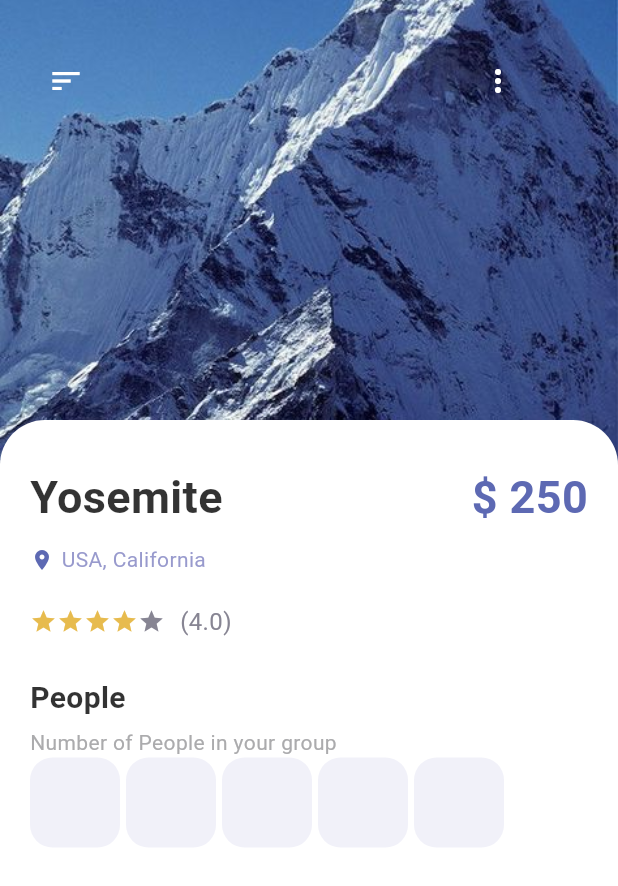
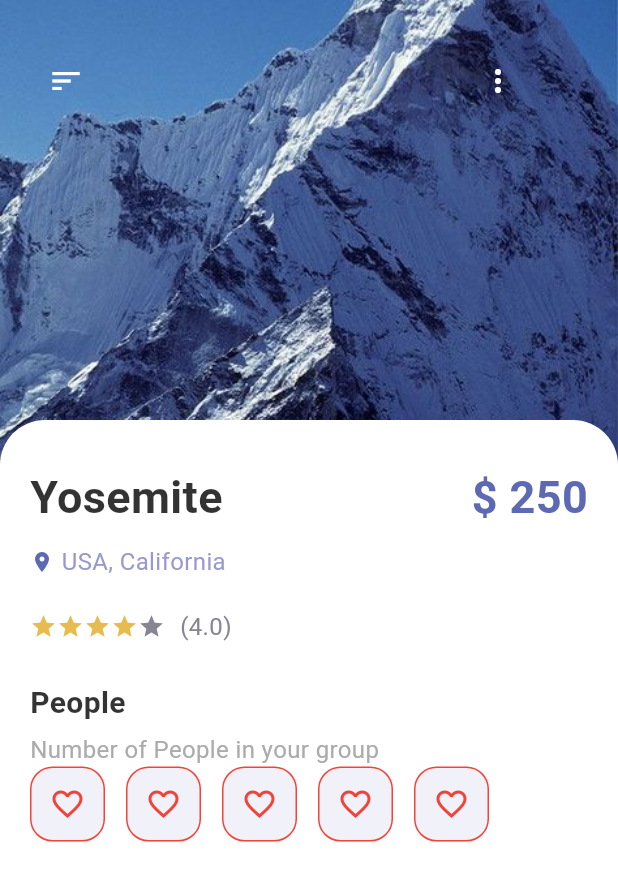
Before and after one commit to fidelisnwabisi/travel_app, a Flutter app: the screen it shows after launch, on a phone screen of 412 x 824 dp. Shown: the top 886 px of the screen. Run offline on Flutter 3.47's test engine with Material 2 defaults, Android fonts, the phone set to English and light mode, and no system bars.

Commit message:
added reusable AppButtons

```diff
--- a/lib/pages/detail_page.dart
+++ b/lib/pages/detail_page.dart
@@ -1,5 +1,6 @@
 import 'package:flutter/material.dart';
 import 'package:travel_app/misc/colors.dart';
+import 'package:travel_app/widgets/app_buttons.dart';
 import 'package:travel_app/widgets/app_large_text.dart';
 import 'package:travel_app/widgets/app_text.dart';
 
@@ -139,12 +140,17 @@ class _DetailPageState extends State<DetailPage> {
                     Wrap(
                       children: List.generate(5, (index) {
                         return Container(
-                          margin: const EdgeInsets.only(right: 4),
-                          width: 60,
-                          height: 60,
-                          decoration: BoxDecoration(
-                              borderRadius: BorderRadius.circular(15),
-                              color: AppColors.buttonBackground),
+                          margin: const EdgeInsets.only(right: 10),
+                          child: AppButtons(
+                            size: 50,
+                            color: Colors.red,
+                            backgroundColor: AppColors.buttonBackground,
+                            borderColor: Colors.red,
+                            // text: (index + 1).toString(),
+                            icon: Icons.favorite_border_outlined,
+
+                            isIcon: true,
+                          ),
                         );
                       }),
                     )
--- /dev/null
+++ b/lib/widgets/app_buttons.dart
@@ -0,0 +1,47 @@
+import 'package:flutter/material.dart';
+import 'package:travel_app/misc/colors.dart';
+import 'package:travel_app/widgets/app_text.dart';
+
+class AppButtons extends StatelessWidget {
+  final Color color, backgroundColor, borderColor;
+  String? text;
+  IconData? icon;
+  double size;
+  bool? isIcon;
+  AppButtons(
+      {super.key,
+      this.isIcon = false,
+      this.text = "Hi",
+      this.icon,
+      required this.size,
+      required this.color,
+      required this.backgroundColor,
+      required this.borderColor});
+
+  @override
+  Widget build(BuildContext context) {
+    return Container(
+      margin: const EdgeInsets.only(right: 4),
+      width: size,
+      height: size,
+      decoration: BoxDecoration(
+        border: Border.all(color: borderColor, width: 1.0),
+        borderRadius: BorderRadius.circular(15),
+        color: backgroundColor,
+      ),
+      child: isIcon == false
+          ? Center(
+              child: AppText(
+                text: text!,
+                color: Colors.black,
+              ),
+            )
+          : Center(
+              child: Icon(
+                icon,
+                color: color,
+              ),
+            ),
+    );
+  }
+}
--- a/lib/widgets/app_text.dart
+++ b/lib/widgets/app_text.dart
@@ -4,13 +4,13 @@ import 'package:flutter/material.dart';
 class AppText extends StatelessWidget {
   double? size;
   final String text;
-  Color? color = Colors.black54;
+  Color? color;
 
   AppText({
     super.key,
-    this.size,
+    this.size = 16,
     required this.text,
-    this.color,
+    this.color = Colors.black54,
   });
 
   @override
```
